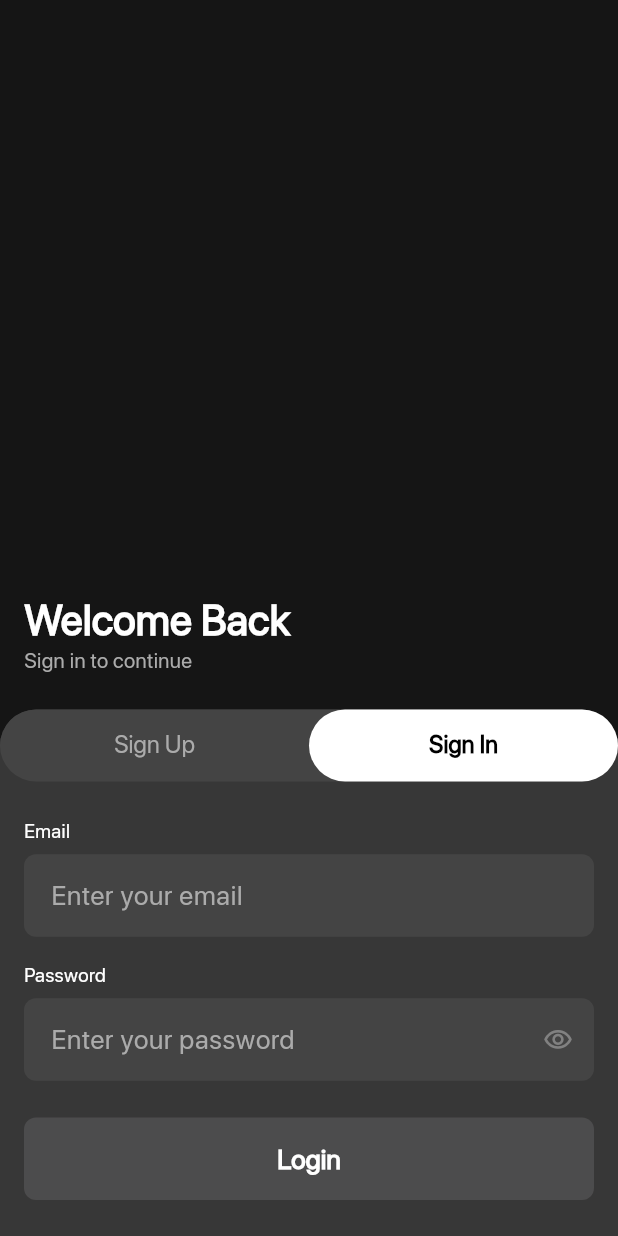
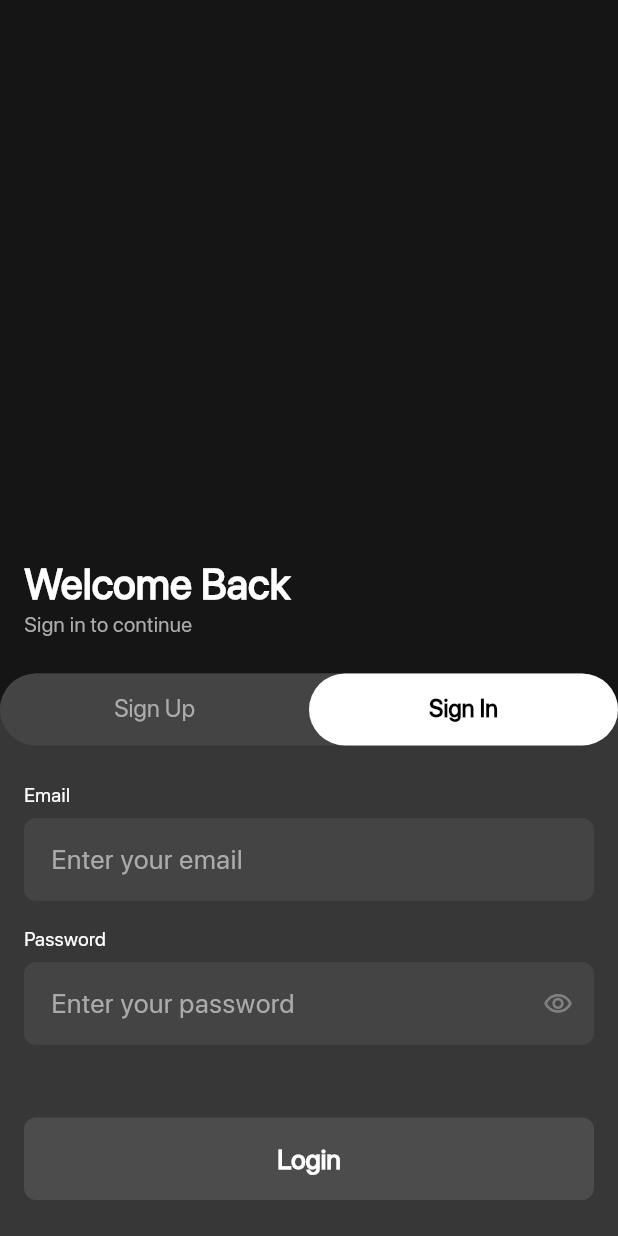
Before and after one commit to iamafzalhassan/rawg, a Flutter app: the screen it shows after launch, tab 2 chosen, on a phone screen of 412 x 824 dp. Run offline on Flutter 3.47's test engine with Material 3 defaults, Android fonts, the phone set to English and light mode, and no system bars; our stand-ins replace cached_network_image, dio, easy_localization, equatable, flutter_bloc, get_it and 6 more; accounts and stored records are empty.

```diff
--- a/lib/features/auth/presentation/pages/auth.dart
+++ b/lib/features/auth/presentation/pages/auth.dart
@@ -13,8 +13,8 @@ import 'package:rawg/features/common/presentation/widgets/rawg_from_field.dart';
 class Auth extends StatelessWidget {
   const Auth({super.key});
 
-  static const double signUpHeight = 399.0;
-  static const double signInHeight = 303.0;
+  static const double signUpHeight = 423.0;
+  static const double signInHeight = 327.0;
 
   @override
   Widget build(BuildContext context) {
@@ -159,10 +159,10 @@ class Auth extends StatelessWidget {
             isPassword: true,
             enabled: !state.isLoading,
           ),
-          const SizedBox(height: 24),
+          const SizedBox(height: 48.0),
           RAWGButton.elevated(
             label: state.isLoading ? 'auth.loading'.tr() : 'auth.register'.tr(),
-            onPressed: state.isSignUpFormValid && !state.isLoading ? () => cubit.signUp() : null,
+            onPressed: state.isSignUpFormValid && !state.isLoading ? () => showSnackBar(context, 'Hi, is there any problem?') : null,
             height: 55.0,
             backgroundColor: state.isSignUpFormValid && !state.isLoading ? AppPalette.black2 : AppPalette.gray5,
           ),
@@ -194,7 +194,7 @@ class Auth extends StatelessWidget {
             isPassword: true,
             enabled: !state.isLoading,
           ),
-          const SizedBox(height: 24),
+          const SizedBox(height: 48.0),
           RAWGButton.elevated(
             label: state.isLoading ? 'auth.loading'.tr() : 'auth.login'.tr(),
             onPressed: state.isSignInFormValid && !state.isLoading ? () => cubit.signIn() : null,
--- a/lib/main.dart
+++ b/lib/main.dart
@@ -25,9 +25,9 @@ void run() {
       child: MultiBlocProvider(
         providers: [
           BlocProvider(create: (_) => sl<SortChipCubit>()),
+          BlocProvider(create: (_) => sl<AuthCubit>()),
           BlocProvider(create: (_) => sl<DashboardCubit>()..getGames()),
           BlocProvider(create: (_) => sl<SettingsCubit>()),
-          BlocProvider(create: (_) => sl<AuthCubit>()),
         ],
         child: const App(),
       ),
```
Also changed, not shown: lib/features/auth/data/datasources/auth_remote_datasource.dart (line endings or trailing spaces).
